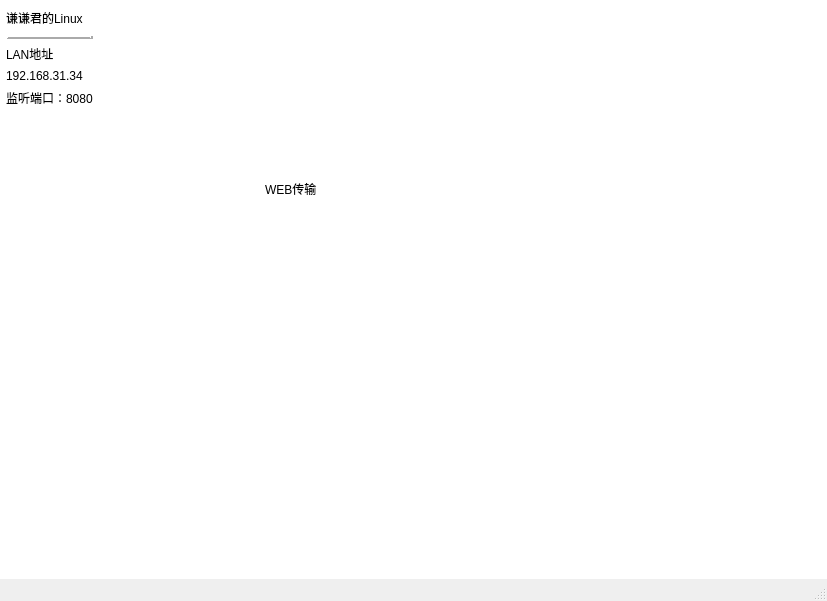
This is mainui.ui in qianqianjun/QinLinTransfer as Qt 5 draws it before an edit. The edited form follows.
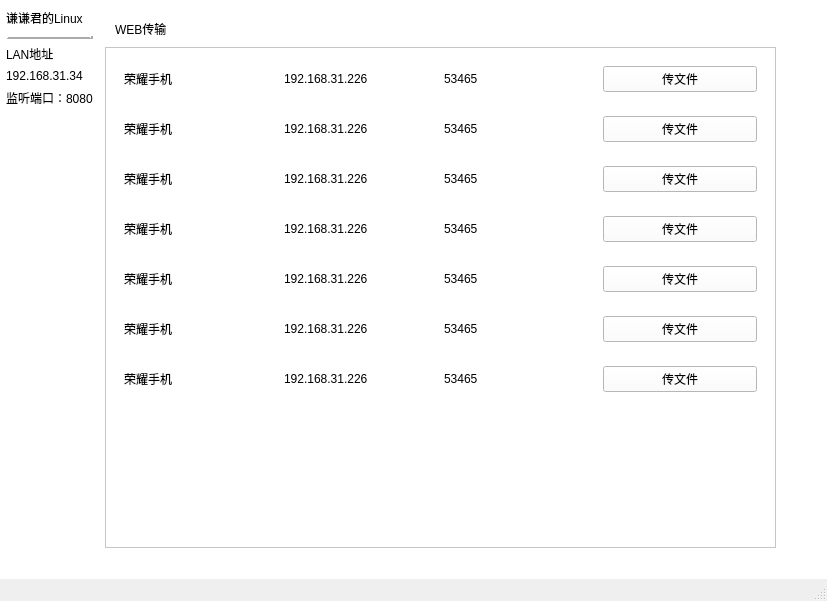
This is the edited form. The open tabs and pages were chosen to show the change.

Commit message: 在线设备列表界面设计

What changed in the file:
```diff
--- a/mainui.ui
+++ b/mainui.ui
@@ -303,8 +303,8 @@
        <widget class="QLabel" name="label">
         <property name="geometry">
          <rect>
-          <x>160</x>
-          <y>180</y>
+          <x>10</x>
+          <y>20</y>
           <width>67</width>
           <height>17</height>
          </rect>
@@ -313,6 +313,282 @@
          <string>WEB传输</string>
         </property>
        </widget>
+       <widget class="QScrollArea" name="scrollArea">
+        <property name="geometry">
+         <rect>
+          <x>0</x>
+          <y>47</y>
+          <width>671</width>
+          <height>501</height>
+         </rect>
+        </property>
+        <property name="widgetResizable">
+         <bool>true</bool>
+        </property>
+        <widget class="QWidget" name="scrollAreaWidgetContents">
+         <property name="geometry">
+          <rect>
+           <x>0</x>
+           <y>0</y>
+           <width>669</width>
+           <height>499</height>
+          </rect>
+         </property>
+         <layout class="QVBoxLayout" name="verticalLayout_4">
+          <item>
+           <widget class="QWidget" name="widget_9" native="true">
+            <layout class="QHBoxLayout" name="horizontalLayout_10">
+             <item>
+              <widget class="QLabel" name="label_24">
+               <property name="text">
+                <string>荣耀手机</string>
+               </property>
+              </widget>
+             </item>
+             <item>
+              <widget class="QLabel" name="label_25">
+               <property name="text">
+                <string>192.168.31.226</string>
+               </property>
+              </widget>
+             </item>
+             <item>
+              <widget class="QLabel" name="label_26">
+               <property name="text">
+                <string>53465</string>
+               </property>
+              </widget>
+             </item>
+             <item>
+              <widget class="QPushButton" name="pushButton_8">
+               <property name="text">
+                <string>传文件</string>
+               </property>
+              </widget>
+             </item>
+            </layout>
+           </widget>
+          </item>
+          <item>
+           <widget class="QWidget" name="widget_8" native="true">
+            <layout class="QHBoxLayout" name="horizontalLayout_9">
+             <item>
+              <widget class="QLabel" name="label_21">
+               <property name="text">
+                <string>荣耀手机</string>
+               </property>
+              </widget>
+             </item>
+             <item>
+              <widget class="QLabel" name="label_22">
+               <property name="text">
+                <string>192.168.31.226</string>
+               </property>
+              </widget>
+             </item>
+             <item>
+              <widget class="QLabel" name="label_23">
+               <property name="text">
+                <string>53465</string>
+               </property>
+              </widget>
+             </item>
+             <item>
+              <widget class="QPushButton" name="pushButton_7">
+               <property name="text">
+                <string>传文件</string>
+               </property>
+              </widget>
+             </item>
+            </layout>
+           </widget>
+          </item>
+          <item>
+           <widget class="QWidget" name="widget_10" native="true">
+            <layout class="QHBoxLayout" name="horizontalLayout_11">
+             <item>
+              <widget class="QLabel" name="label_27">
+               <property name="text">
+                <string>荣耀手机</string>
+               </property>
+              </widget>
+             </item>
+             <item>
+              <widget class="QLabel" name="label_28">
+               <property name="text">
+                <string>192.168.31.226</string>
+               </property>
+              </widget>
+             </item>
+             <item>
+              <widget class="QLabel" name="label_29">
+               <property name="text">
+                <string>53465</string>
+               </property>
+              </widget>
+             </item>
+             <item>
+              <widget class="QPushButton" name="pushButton_9">
+               <property name="text">
+                <string>传文件</string>
+               </property>
+              </widget>
+             </item>
+            </layout>
+           </widget>
+          </item>
+          <item>
+           <widget class="QWidget" name="widget_2" native="true">
+            <layout class="QHBoxLayout" name="horizontalLayout_4">
+             <item>
+              <widget class="QLabel" name="label_6">
+               <property name="text">
+                <string>荣耀手机</string>
+               </property>
+              </widget>
+             </item>
+             <item>
+              <widget class="QLabel" name="label_7">
+               <property name="text">
+                <string>192.168.31.226</string>
+               </property>
+              </widget>
+             </item>
+             <item>
+              <widget class="QLabel" name="label_8">
+               <property name="text">
+                <string>53465</string>
+               </property>
+              </widget>
+             </item>
+             <item>
+              <widget class="QPushButton" name="pushButton_2">
+               <property name="text">
+                <string>传文件</string>
+               </property>
+              </widget>
+             </item>
+            </layout>
+           </widget>
+          </item>
+          <item>
+           <widget class="QWidget" name="widget_7" native="true">
+            <layout class="QHBoxLayout" name="horizontalLayout_8">
+             <item>
+              <widget class="QLabel" name="label_18">
+               <property name="text">
+                <string>荣耀手机</string>
+               </property>
+              </widget>
+             </item>
+             <item>
+              <widget class="QLabel" name="label_19">
+               <property name="text">
+                <string>192.168.31.226</string>
+               </property>
+              </widget>
+             </item>
+             <item>
+              <widget class="QLabel" name="label_20">
+               <property name="text">
+                <string>53465</string>
+               </property>
+              </widget>
+             </item>
+             <item>
+              <widget class="QPushButton" name="pushButton_6">
+               <property name="text">
+                <string>传文件</string>
+               </property>
+              </widget>
+             </item>
+            </layout>
+           </widget>
+          </item>
+          <item>
+           <widget class="QWidget" name="widget_6" native="true">
+            <layout class="QHBoxLayout" name="horizontalLayout_7">
+             <item>
+              <widget class="QLabel" name="label_15">
+               <property name="text">
+                <string>荣耀手机</string>
+               </property>
+              </widget>
+             </item>
+             <item>
+              <widget class="QLabel" name="label_16">
+               <property name="text">
+                <string>192.168.31.226</string>
+               </property>
+              </widget>
+             </item>
+             <item>
+              <widget class="QLabel" name="label_17">
+               <property name="text">
+                <string>53465</string>
+               </property>
+              </widget>
+             </item>
+             <item>
+              <widget class="QPushButton" name="pushButton_5">
+               <property name="text">
+                <string>传文件</string>
+               </property>
+              </widget>
+             </item>
+            </layout>
+           </widget>
+          </item>
+          <item>
+           <widget class="QWidget" name="widget_11" native="true">
+            <layout class="QHBoxLayout" name="horizontalLayout_12">
+             <item>
+              <widget class="QLabel" name="label_30">
+               <property name="text">
+                <string>荣耀手机</string>
+               </property>
+              </widget>
+             </item>
+             <item>
+              <widget class="QLabel" name="label_31">
+               <property name="text">
+                <string>192.168.31.226</string>
+               </property>
+              </widget>
+             </item>
+             <item>
+              <widget class="QLabel" name="label_32">
+               <property name="text">
+                <string>53465</string>
+               </property>
+              </widget>
+             </item>
+             <item>
+              <widget class="QPushButton" name="pushButton_10">
+               <property name="text">
+                <string>传文件</string>
+               </property>
+              </widget>
+             </item>
+            </layout>
+           </widget>
+          </item>
+          <item>
+           <spacer name="verticalSpacer">
+            <property name="orientation">
+             <enum>Qt::Vertical</enum>
+            </property>
+            <property name="sizeHint" stdset="0">
+             <size>
+              <width>20</width>
+              <height>40</height>
+             </size>
+            </property>
+           </spacer>
+          </item>
+         </layout>
+        </widget>
+       </widget>
       </widget>
       <widget class="QWidget" name="setting">
        <widget class="QLabel" name="label_3">
```
Left out of the diff: 20 changed lines with no effect on the pictures.
